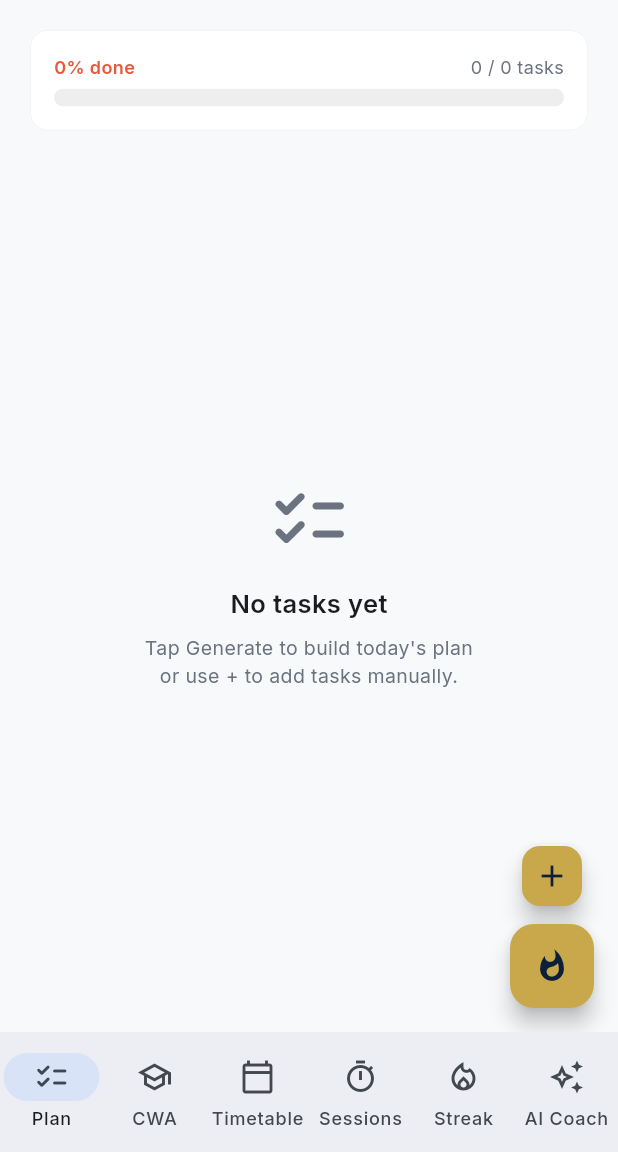
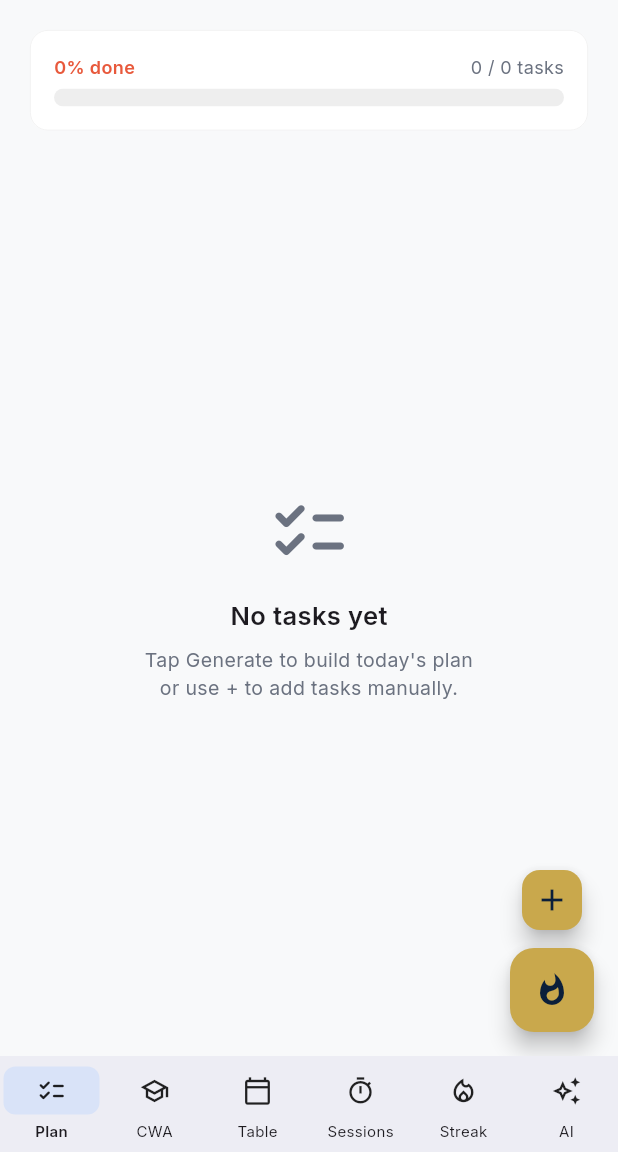
Before and after one commit to WesleyConsults/CampusIQ, a Flutter app: the screen it shows after launch, on a phone screen of 412 x 824 dp, the part 84-1236 px from its top. Run offline on Flutter 3.47's test engine with Material 3 defaults, Android fonts, the phone set to English and light mode, and no system bars; our stand-ins replace flutter_animate, flutter_dotenv, flutter_local_notifications, flutter_riverpod, flutter_timezone, go_router and 4 more; accounts and stored records are empty; generated files the repository leaves out were written again.

Commit message:
fix: nav bar cluster reduced and balanced out

```diff
--- a/lib/core/router/app_router.dart
+++ b/lib/core/router/app_router.dart
@@ -101,8 +101,27 @@ class _AppShell extends ConsumerWidget {
             FloatingMiniTimer(onTap: () => context.go('/sessions')),
         ],
       ),
-      bottomNavigationBar: NavigationBar(
+      bottomNavigationBar: NavigationBarTheme(
+        data: NavigationBarThemeData(
+          labelTextStyle: WidgetStateProperty.resolveWith((states) {
+            final isSelected = states.contains(WidgetState.selected);
+            return TextStyle(
+              fontSize: 10,
+              fontWeight: isSelected ? FontWeight.w600 : FontWeight.w400,
+              overflow: TextOverflow.ellipsis,
+            );
+          }),
+          iconTheme: WidgetStateProperty.resolveWith((states) {
+            return const IconThemeData(size: 20);
+          }),
+          indicatorShape: RoundedRectangleBorder(
+            borderRadius: BorderRadius.circular(8),
+          ),
+        ),
+        child: NavigationBar(
+          height: 64,
           selectedIndex: _locationToIndex(context),
+          labelBehavior: NavigationDestinationLabelBehavior.alwaysShow,
           onDestinationSelected: (i) {
             switch (i) {
               case 0: context.go('/plan');
@@ -116,46 +135,47 @@ class _AppShell extends ConsumerWidget {
           destinations: [
             NavigationDestination(
               icon: examModeActive
-                ? const Icon(Icons.whatshot, color: Colors.deepOrange)
-                : const Icon(Icons.checklist_rounded),
+                  ? const Icon(Icons.whatshot, color: Colors.deepOrange, size: 20)
+                  : const Icon(Icons.checklist_rounded, size: 20),
               selectedIcon: examModeActive
-                ? const Icon(Icons.whatshot, color: Colors.deepOrange)
-                : const Icon(Icons.checklist_rounded),
-            label: examModeActive ? 'Exam Mode' : 'Plan',
+                  ? const Icon(Icons.whatshot, color: Colors.deepOrange, size: 20)
+                  : const Icon(Icons.checklist_rounded, size: 20),
+              label: examModeActive ? 'Exam' : 'Plan',
             ),
             const NavigationDestination(
-            icon: Icon(Icons.school_outlined),
-            selectedIcon: Icon(Icons.school),
+              icon: Icon(Icons.school_outlined, size: 20),
+              selectedIcon: Icon(Icons.school, size: 20),
               label: 'CWA',
             ),
             const NavigationDestination(
-            icon: Icon(Icons.calendar_today_outlined),
-            selectedIcon: Icon(Icons.calendar_today),
-            label: 'Timetable',
+              icon: Icon(Icons.calendar_today_outlined, size: 20),
+              selectedIcon: Icon(Icons.calendar_today, size: 20),
+              label: 'Table',
             ),
             NavigationDestination(
               icon: isSessionActive
-                ? const Icon(Icons.timer, color: Colors.red)
-                : const Icon(Icons.timer_outlined),
-            selectedIcon: const Icon(Icons.timer),
+                  ? const Icon(Icons.timer, color: Colors.red, size: 20)
+                  : const Icon(Icons.timer_outlined, size: 20),
+              selectedIcon: const Icon(Icons.timer, size: 20),
               label: 'Sessions',
             ),
             NavigationDestination(
               icon: hasLossRisk
                   ? const Badge(
-                    label: Text('!'),
-                    child: Icon(Icons.local_fire_department_outlined),
+                      label: Text('!', style: TextStyle(fontSize: 8)),
+                      child: Icon(Icons.local_fire_department_outlined, size: 20),
                     )
-                : const Icon(Icons.local_fire_department_outlined),
-            selectedIcon: const Icon(Icons.local_fire_department),
+                  : const Icon(Icons.local_fire_department_outlined, size: 20),
+              selectedIcon: const Icon(Icons.local_fire_department, size: 20),
               label: 'Streak',
             ),
             const NavigationDestination(
-            icon: Icon(Icons.auto_awesome_outlined),
-            selectedIcon: Icon(Icons.auto_awesome),
-            label: 'AI Coach',
+              icon: Icon(Icons.auto_awesome_outlined, size: 20),
+              selectedIcon: Icon(Icons.auto_awesome, size: 20),
+              label: 'AI',
             ),
           ],
+        ),
       ),
     );
   }
```
Also changed, not shown: lib/features/ai/domain/latex_sanitizer.dart (added, +267 -0 lines). Lines whose indentation alone changed are shown as unchanged.
